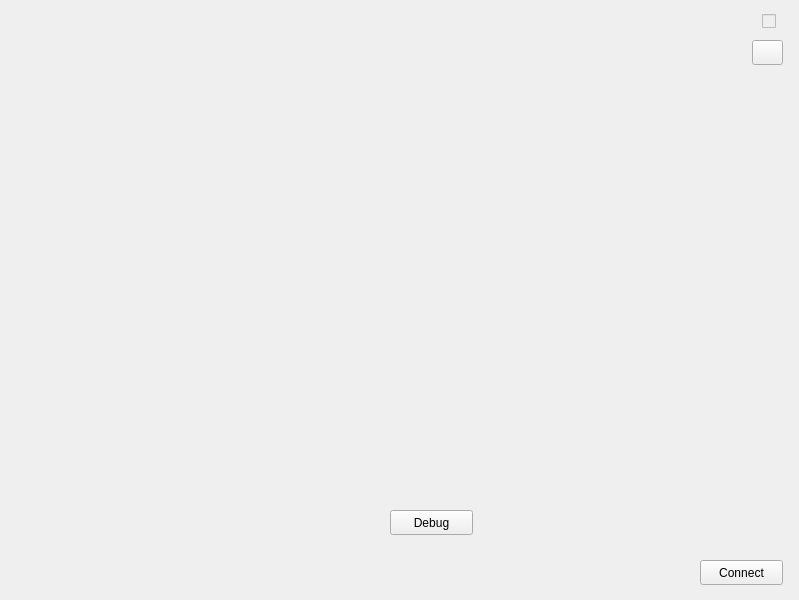
bitSheriff/norsevpn, file vizu/norsevpn.ui: the form before one commit.
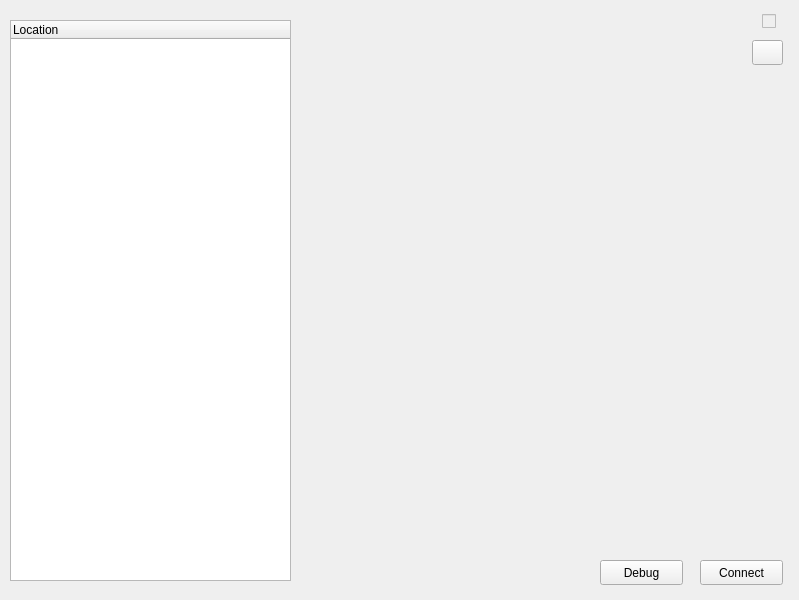
The form after the commit. Icons and pictures are not drawn.

Commit message: first draft of location selection

```diff
--- a/vizu/norsevpn.ui
+++ b/vizu/norsevpn.ui
@@ -71,8 +71,8 @@
    <widget class="QPushButton" name="btn_debug">
     <property name="geometry">
      <rect>
-      <x>390</x>
-      <y>510</y>
+      <x>600</x>
+      <y>560</y>
       <width>83</width>
       <height>25</height>
      </rect>
@@ -98,6 +98,21 @@
       <normaloff>icons/white_settings.svg</normaloff>icons/white_settings.svg</iconset>
     </property>
    </widget>
+   <widget class="QTreeWidget" name="tree_location">
+    <property name="geometry">
+     <rect>
+      <x>10</x>
+      <y>20</y>
+      <width>281</width>
+      <height>561</height>
+     </rect>
+    </property>
+    <column>
+     <property name="text">
+      <string>Location</string>
+     </property>
+    </column>
+   </widget>
   </widget>
  </widget>
  <resources/>
```
The commit also changes 3 other files.
